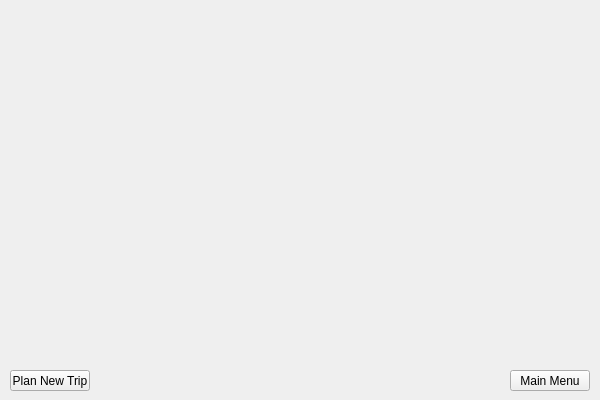
Old version of the form European-Vacation-Program/resultswindow.ui in the repository AaronGeesink/CS1D-European-Vacation-Project.
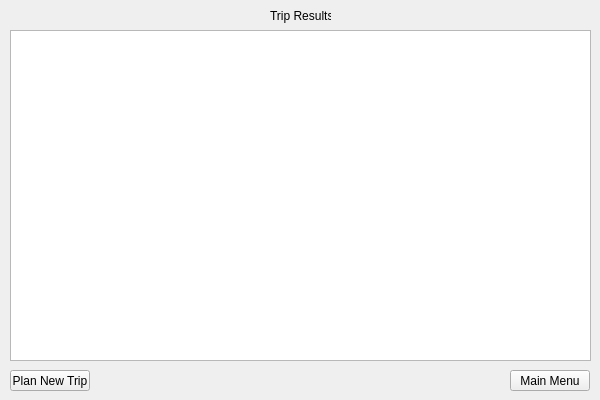
New version of the form.

Commit message: Almost done with custom trip priority queue algorithm

What changed in the file:
```diff
--- a/European-Vacation-Program/resultswindow.ui
+++ b/European-Vacation-Program/resultswindow.ui
@@ -39,6 +39,29 @@
     <string>Main Menu</string>
    </property>
   </widget>
+  <widget class="QTableWidget" name="resultsTable">
+   <property name="geometry">
+    <rect>
+     <x>10</x>
+     <y>30</y>
+     <width>581</width>
+     <height>331</height>
+    </rect>
+   </property>
+  </widget>
+  <widget class="QLabel" name="resultsTitle">
+   <property name="geometry">
+    <rect>
+     <x>270</x>
+     <y>0</y>
+     <width>61</width>
+     <height>31</height>
+    </rect>
+   </property>
+   <property name="text">
+    <string>Trip Results</string>
+   </property>
+  </widget>
  </widget>
  <resources/>
  <connections/>
```
The commit also changes 15 other files.
